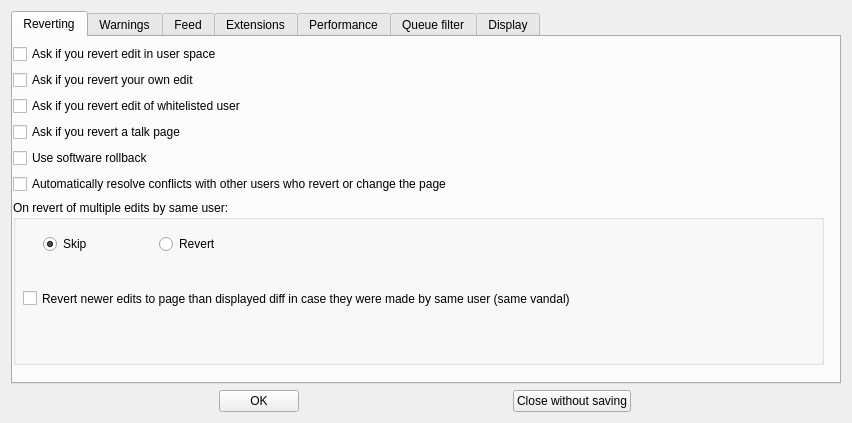
First picture: the form in huggle/preferences.ui, repository huggle/huggle3-qt-lx, before the edit.
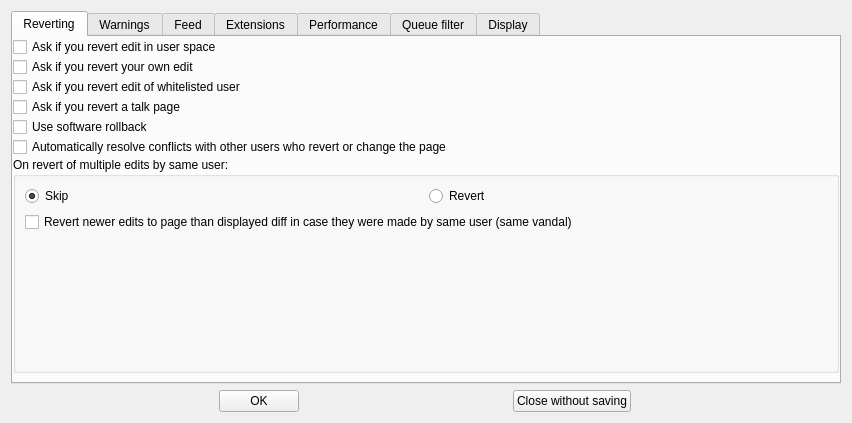
Second picture: the form after the edit.

Diff of the .ui file:
```diff
--- a/huggle/preferences.ui
+++ b/huggle/preferences.ui
@@ -29,16 +29,27 @@
       <attribute name="title">
        <string>Reverting</string>
       </attribute>
-      <widget class="QWidget" name="layoutWidget">
-       <property name="geometry">
-        <rect>
-         <x>0</x>
-         <y>7</y>
-         <width>811</width>
-         <height>321</height>
-        </rect>
+      <layout class="QVBoxLayout" name="verticalLayout_10">
+       <property name="spacing">
+        <number>6</number>
        </property>
+       <property name="leftMargin">
+        <number>0</number>
+       </property>
+       <property name="topMargin">
+        <number>0</number>
+       </property>
+       <property name="rightMargin">
+        <number>0</number>
+       </property>
+       <property name="bottomMargin">
+        <number>9</number>
+       </property>
+       <item>
        <layout class="QVBoxLayout" name="verticalLayout_2">
+         <property name="spacing">
+          <number>0</number>
+         </property>
         <item>
          <widget class="QCheckBox" name="checkBox_2">
           <property name="text">
@@ -92,15 +103,8 @@
           <property name="title">
            <string>On revert of multiple edits by same user:</string>
           </property>
-          <widget class="QWidget" name="layoutWidget1">
-           <property name="geometry">
-            <rect>
-             <x>30</x>
-             <y>30</y>
-             <width>226</width>
-             <height>28</height>
-            </rect>
-           </property>
+           <layout class="QVBoxLayout" name="verticalLayout_11">
+            <item>
            <layout class="QHBoxLayout" name="horizontalLayout_5">
             <item>
              <widget class="QRadioButton" name="radioButton">
@@ -120,24 +124,33 @@
              </widget>
             </item>
            </layout>
-          </widget>
+            </item>
+            <item>
           <widget class="QCheckBox" name="checkBox_20">
-           <property name="geometry">
-            <rect>
-             <x>10</x>
-             <y>90</y>
-             <width>781</width>
-             <height>17</height>
-            </rect>
-           </property>
            <property name="text">
             <string>Revert newer edits to page than displayed diff in case they were made by same user (same vandal)</string>
            </property>
           </widget>
-         </widget>
-        </item>
-       </layout>
-      </widget>
+            </item>
+            <item>
+             <spacer name="verticalSpacer_4">
+              <property name="orientation">
+               <enum>Qt::Vertical</enum>
+              </property>
+              <property name="sizeHint" stdset="0">
+               <size>
+                <width>20</width>
+                <height>40</height>
+               </size>
+              </property>
+             </spacer>
+            </item>
+           </layout>
+          </widget>
+         </item>
+        </layout>
+       </item>
+      </layout>
      </widget>
      <widget class="QWidget" name="tab_5">
       <attribute name="title">
@@ -261,7 +274,17 @@
            </widget>
           </item>
           <item>
-           <layout class="QVBoxLayout" name="verticalLayout_11"/>
+           <spacer name="verticalSpacer_2">
+            <property name="orientation">
+             <enum>Qt::Vertical</enum>
+            </property>
+            <property name="sizeHint" stdset="0">
+             <size>
+              <width>20</width>
+              <height>40</height>
+             </size>
+            </property>
+           </spacer>
           </item>
          </layout>
         </widget>
@@ -408,7 +431,17 @@
         </widget>
        </item>
        <item>
-        <layout class="QVBoxLayout" name="verticalLayout_10"/>
+        <spacer name="verticalSpacer">
+         <property name="orientation">
+          <enum>Qt::Vertical</enum>
+         </property>
+         <property name="sizeHint" stdset="0">
+          <size>
+           <width>20</width>
+           <height>40</height>
+          </size>
+         </property>
+        </spacer>
        </item>
       </layout>
      </widget>
```
Left out of the diff: 39 changed lines with no effect on the pictures. Lines whose indentation alone changed are shown as unchanged.
